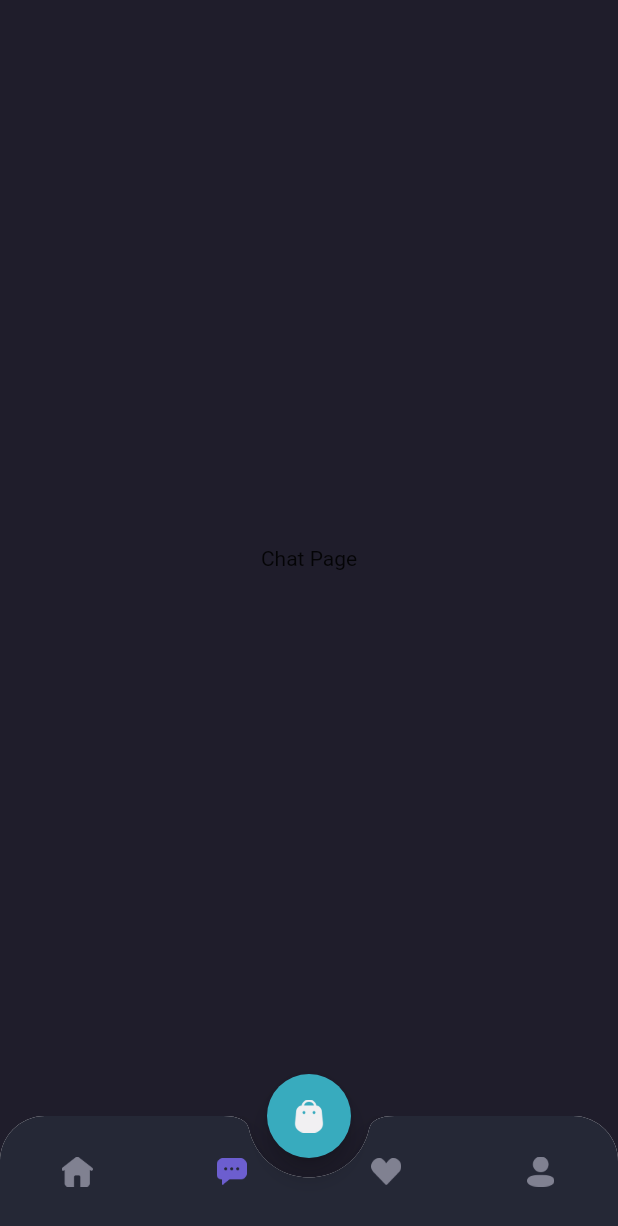
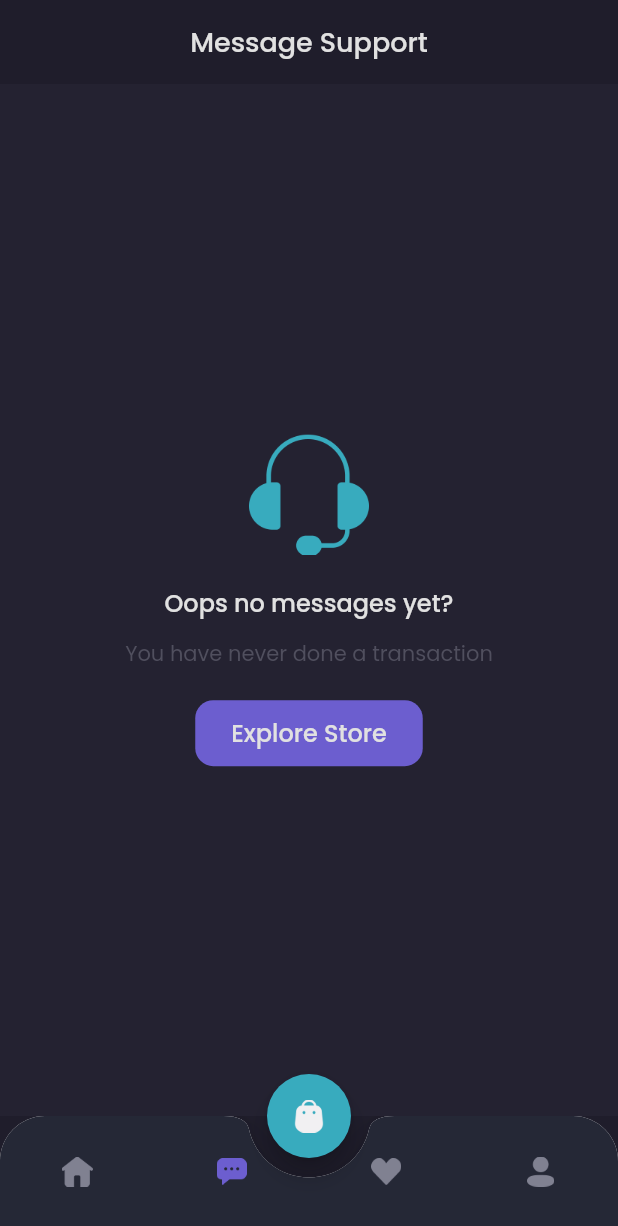
Before and after one commit to Chands18/ViperApps, a Flutter app: the MainPage screen opened by its route, item 2 of the bottom bar chosen, on a phone screen of 412 x 824 dp. Shown: the top 1226 px of the screen. Run offline on Flutter 3.47's test engine with Material 2 defaults, Android fonts, the phone set to English and light mode, and no system bars; our stand-ins replace google_fonts.

Commit message:
chat page empty

```diff
--- a/lib/pages/home/chat_page.dart
+++ b/lib/pages/home/chat_page.dart
@@ -1,10 +1,92 @@
 import 'package:flutter/material.dart';
+import 'package:viper/theme.dart';
 
 class ChatPage extends StatelessWidget {
   @override
   Widget build(BuildContext context) {
-    return Center(
-      child: Text('Chat Page'),
+    Widget header() {
+      return AppBar(
+        backgroundColor: backgroundColor1,
+        centerTitle: true,
+        title: Text(
+          'Message Support',
+          style: primaryTextStyle.copyWith(
+            fontSize: 18,
+            fontWeight: medium,
+          ),
+        ),
+        elevation: 0,
+        automaticallyImplyLeading: false,
+      );
+    }
+
+    Widget content() {
+      return Expanded(
+        child: Container(
+          width: double.infinity,
+          color: backgroundColor3,
+          child: Column(
+            mainAxisAlignment: MainAxisAlignment.center,
+            children: [
+              Image.asset(
+                'assets/icon_headset.png',
+                width: 80,
+              ),
+              SizedBox(
+                height: 20,
+              ),
+              Text(
+                'Oops no messages yet?',
+                style: primaryTextStyle.copyWith(
+                  fontSize: 16,
+                  fontWeight: medium,
+                ),
+              ),
+              SizedBox(
+                height: 12,
+              ),
+              Text(
+                'You have never done a transaction',
+                style: subtitleTextStyle.copyWith(
+                  fontSize: 14,
+                  fontWeight: regular,
+                ),
+              ),
+              SizedBox(
+                height: 20,
+              ),
+              Container(
+                height: 44,
+                child: TextButton(
+                  style: TextButton.styleFrom(
+                      padding: EdgeInsets.symmetric(
+                        horizontal: 24,
+                        vertical: 10,
+                      ),
+                      backgroundColor: primaryColor,
+                      shape: RoundedRectangleBorder(
+                          borderRadius: BorderRadius.circular(12))),
+                  onPressed: () {},
+                  child: Text(
+                    'Explore Store',
+                    style: primaryTextStyle.copyWith(
+                      fontSize: 16,
+                      fontWeight: medium,
+                    ),
+                  ),
+                ),
+              ),
+            ],
+          ),
+        ),
+      );
+    }
+
+    return Column(
+      children: [
+        header(),
+        content(),
+      ],
     );
   }
 }
```
Also changed, not shown: assets/icon_headset.png (added).
